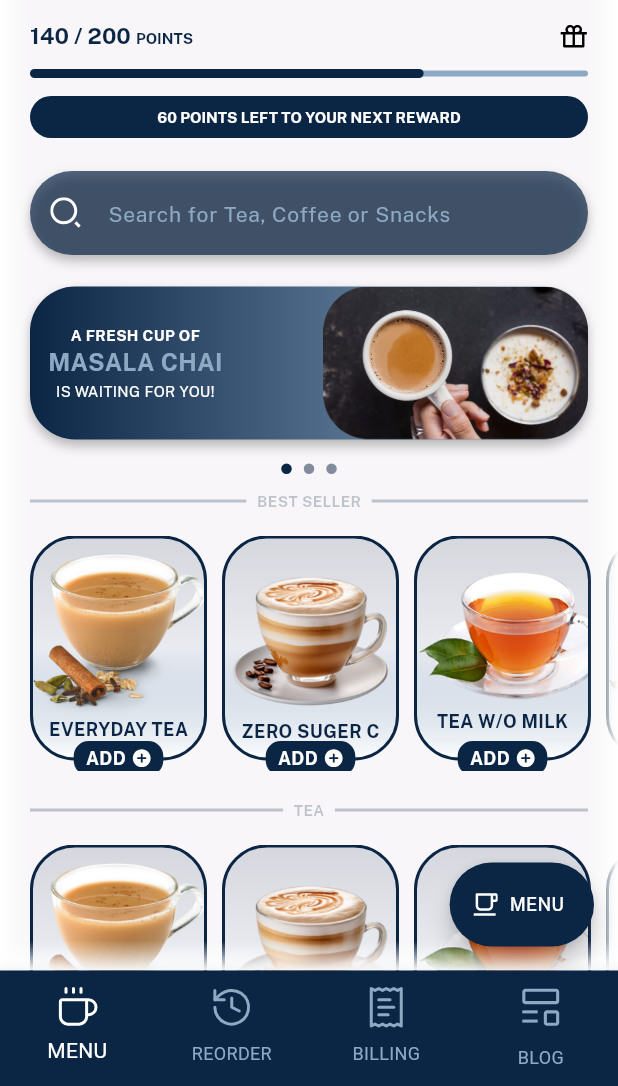
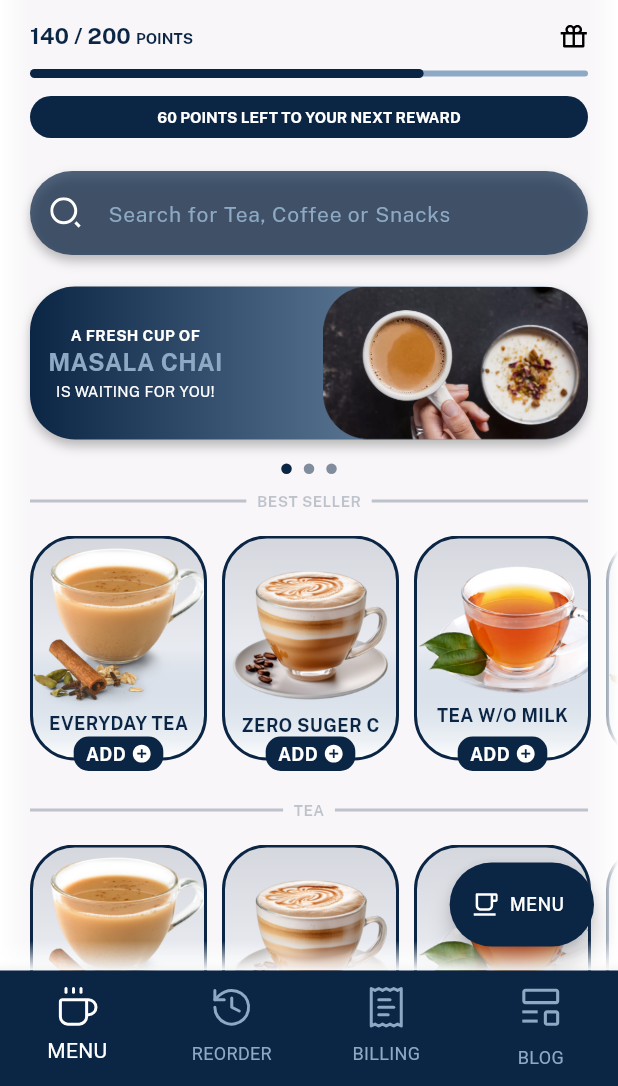
Before and after one commit to Vatsal1607/amtech_design, a Flutter app: the screen it shows after launch, on a phone screen of 412 x 824 dp, the part 150-1236 px from its top. Run offline on Flutter 3.47's test engine with Material 3 defaults, Android fonts, the phone set to English and light mode, and no system bars; drawn by our look-alikes of smooth_page_indicator; our stand-ins replace flutter_svg, google_fonts, readmore.

Commit message:
Bug fixes

```diff
--- a/lib/pages/menu/widgets/product_widget.dart
+++ b/lib/pages/menu/widgets/product_widget.dart
@@ -44,11 +44,12 @@ class ProductWidget extends StatelessWidget {
                   color: AppColors.primaryColor,
                 ),
               ),
+              const SizedBox(height: 8),
             ],
           ),
         ),
         Positioned(
-          bottom: -3,
+          bottom: 0,
           left: 0,
           right: 0,
           child: Align(
```
